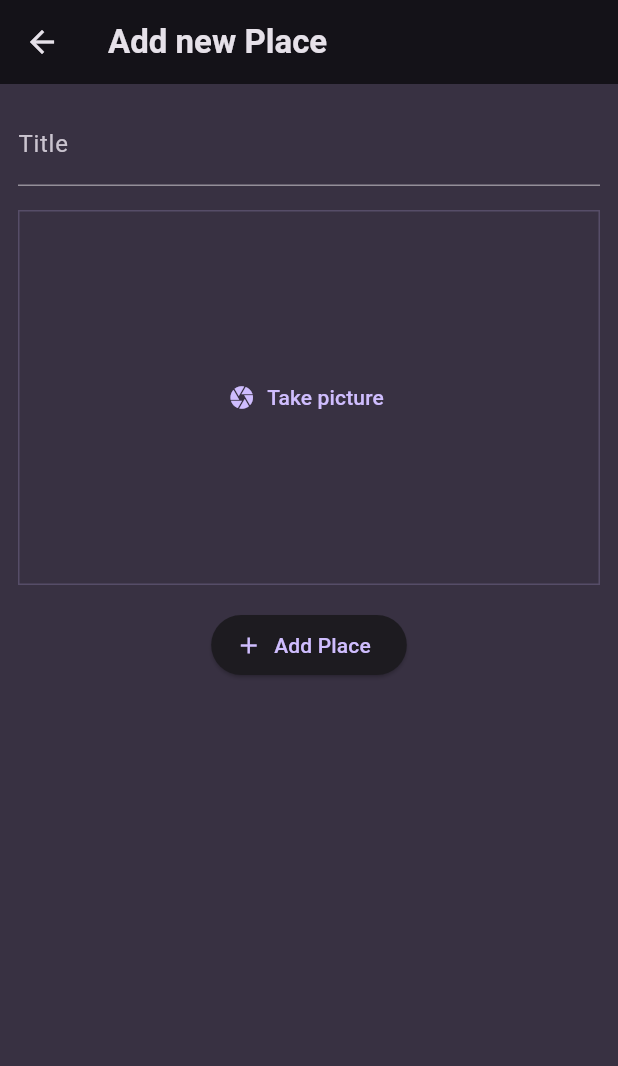
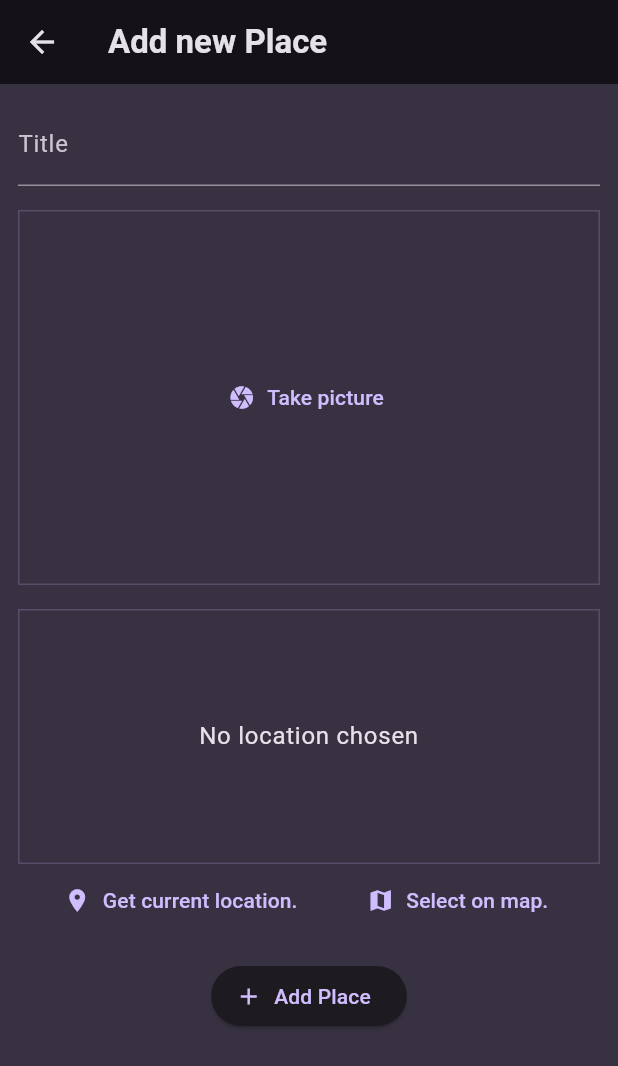
Before and after one commit to Andrei20035/Favorite_places--Flutter-app, a Flutter app: the AddPlaceScreen screen opened directly, on a phone screen of 412 x 824 dp. Shown: the top 1066 px of the screen. Run offline on Flutter 3.47's test engine with Material 3 defaults, Android fonts, the phone set to English and light mode, and no system bars; our stand-ins replace flutter_riverpod, google_fonts, google_maps_flutter, image_picker, location.

Commit message:
Added Google Maps location picking option.

```diff
--- a/lib/models/place.dart
+++ b/lib/models/place.dart
@@ -1,10 +1,29 @@
 import 'package:uuid/uuid.dart';
+import 'dart:io';
 
 const uuid = Uuid();
 
+class PlaceLocation {
+  const PlaceLocation({
+    required this.latitude,
+    required this.longitude,
+    required this.address,
+  });
+
+  final double latitude;
+  final double longitude;
+  final String address;
+}
+
 class Place {
-  Place({required this.title}) : id = uuid.v4();
+  Place({
+    required this.title,
+    required this.image,
+    required this.location,
+  }) : id = uuid.v4();
 
   final String id;
   final String title;
+  final File image;
+  final PlaceLocation location;
 }
--- a/lib/providers/user_places.dart
+++ b/lib/providers/user_places.dart
@@ -1,11 +1,13 @@
 import 'package:favorite_places/models/place.dart';
 import 'package:flutter_riverpod/flutter_riverpod.dart';
+
+import 'dart:io';
 
 class UserPlacesNotifier extends StateNotifier<List<Place>> {
   UserPlacesNotifier() : super(const []);
 
-  void addPlace(String title) {
-    final newPlace = Place(title: title);
+  void addPlace(String title, File image, PlaceLocation location) {
+    final newPlace = Place(title: title, image: image, location: location);
     state = [newPlace, ...state];
   }
 }
--- a/lib/screens/add_place.dart
+++ b/lib/screens/add_place.dart
@@ -1,7 +1,12 @@
+import 'package:favorite_places/models/place.dart';
 import 'package:favorite_places/providers/user_places.dart';
 import 'package:favorite_places/widgets/image_input.dart';
+import 'package:favorite_places/widgets/location_input.dart';
 import 'package:flutter/material.dart';
 import 'package:flutter_riverpod/flutter_riverpod.dart';
+import 'dart:io';
+
+import 'package:location/location.dart';
 
 class AddPlaceScreen extends ConsumerStatefulWidget {
   const AddPlaceScreen({super.key});
@@ -14,15 +19,21 @@ class AddPlaceScreen extends ConsumerStatefulWidget {
 
 class _AddPlaceScreenState extends ConsumerState<AddPlaceScreen> {
   final _titleController = TextEditingController();
+  File? _selectedImage;
+  PlaceLocation? _selectedLocation;
 
   void _savePlace() {
     final enteredTitle = _titleController.text;
 
-    if (enteredTitle.isEmpty) {
+    if (enteredTitle.isEmpty ||
+        _selectedImage == null ||
+        _selectedLocation == null) {
       return;
     }
 
-    ref.read(userPlacesProvider.notifier).addPlace(enteredTitle);
+    ref
+        .read(userPlacesProvider.notifier)
+        .addPlace(enteredTitle, _selectedImage!, _selectedLocation!);
 
     Navigator.of(context).pop();
   }
@@ -51,7 +62,17 @@ class _AddPlaceScreenState extends ConsumerState<AddPlaceScreen> {
               ),
             ),
             const SizedBox(height: 16),
-            const ImageInput(),
+            ImageInput(
+              onPickImage: (image) {
+                _selectedImage = image;
+              },
+            ),
+            const SizedBox(height: 16),
+            LocationInput(
+              onSelectLocation: (location) {
+                _selectedLocation = location;
+              },
+            ),
             const SizedBox(height: 16),
             ElevatedButton.icon(
               onPressed: _savePlace,
--- a/lib/widgets/image_input.dart
+++ b/lib/widgets/image_input.dart
@@ -4,7 +4,9 @@ import 'package:image_picker/image_picker.dart';
 import 'dart:io';
 
 class ImageInput extends StatefulWidget {
-  const ImageInput({super.key});
+  const ImageInput({super.key, required this.onPickImage});
+
+  final void Function(File image) onPickImage;
 
   @override
   State<StatefulWidget> createState() {
@@ -19,7 +21,7 @@ class _ImageInputState extends State<ImageInput> {
     final imagePicker = ImagePicker();
     final pickedImage = await imagePicker.pickImage(
       source: ImageSource.camera,
-      maxWidth: 600,
+      maxWidth: 1000,
     );
 
     if (pickedImage == null) {
@@ -28,6 +30,8 @@ class _ImageInputState extends State<ImageInput> {
     setState(() {
       _selectedImage = File(pickedImage.path);
     });
+
+    widget.onPickImage(_selectedImage!);
   }
 
   @override
--- /dev/null
+++ b/lib/widgets/location_input.dart
@@ -0,0 +1,161 @@
+import 'dart:convert';
+
+import 'package:favorite_places/models/place.dart';
+import 'package:favorite_places/screens/map.dart';
+import 'package:flutter/material.dart';
+import 'package:google_maps_flutter/google_maps_flutter.dart';
+import 'package:location/location.dart';
+import 'package:http/http.dart' as http;
+
+class LocationInput extends StatefulWidget {
+  const LocationInput({super.key, required this.onSelectLocation});
+
+  final void Function(PlaceLocation location) onSelectLocation;
+
+  @override
+  State<LocationInput> createState() {
+    return _LocationInputState();
+  }
+}
+
+class _LocationInputState extends State<LocationInput> {
+  PlaceLocation? _pickedLocation;
+  var _isGettingLocation = false;
+
+  String get locationImage {
+    if (_pickedLocation == null) {
+      return '';
+    }
+
+    final lat = _pickedLocation!.latitude;
+    final lng = _pickedLocation!.longitude;
+    return 'https://maps.googleapis.com/maps/api/staticmap?center=$lat,$lng&zoom=16&size=600x300&maptype=roadmap&markers=color:red%7Clabel:A%7C$lat,$lng&key=AIzaSyAACM9MaeHpdlnHBKtkY3uPYyrKelUPRF4';
+  }
+
+  Future<void> _savePlace(double latitude, double longitude) async {
+    final url = Uri.parse(
+        'https://maps.googleapis.com/maps/api/geocode/json?latlng=$latitude,$longitude&key=AIzaSyAACM9MaeHpdlnHBKtkY3uPYyrKelUPRF4');
+    final response = await http.get(url);
+    final resData = json.decode(response.body);
+    final address = resData['results'][0]['formatted_address'];
+
+    setState(() {
+      _pickedLocation = PlaceLocation(
+        latitude: latitude,
+        longitude: longitude,
+        address: address,
+      );
+      _isGettingLocation = false;
+    });
+
+    widget.onSelectLocation(_pickedLocation!);
+  }
+
+  void _getCurrentLocation() async {
+    Location location = Location();
+
+    bool serviceEnabled;
+    PermissionStatus permissionGranted;
+    LocationData locationData;
+
+    serviceEnabled = await location.serviceEnabled();
+    if (!serviceEnabled) {
+      serviceEnabled = await location.requestService();
+      if (!serviceEnabled) {
+        return;
+      }
+    }
+
+    permissionGranted = await location.hasPermission();
+    if (permissionGranted == PermissionStatus.denied) {
+      permissionGranted = await location.requestPermission();
+      if (permissionGranted != PermissionStatus.granted) {
+        return;
+      }
+    }
+
+    setState(() {
+      _isGettingLocation = true;
+    });
+
+    locationData = await location.getLocation();
+    final lat = locationData.latitude;
+    final lng = locationData.longitude;
+
+    if (lat == null || lng == null) {
+      return;
+    }
+
+    _savePlace(lat, lng);
+  }
+
+  void _selectOnMap() async {
+    final pickedLocation = await Navigator.of(context).push<LatLng>(
+      MaterialPageRoute(
+        builder: (ctx) => const MapScreen(),
+      ),
+    );
+
+    if (pickedLocation == null) {
+      return;
+    }
+
+    _savePlace(pickedLocation.latitude, pickedLocation.longitude);
+  }
+
+  @override
+  Widget build(BuildContext context) {
+    Widget previewContent = Text(
+      'No location chosen',
+      textAlign: TextAlign.center,
+      style: Theme.of(context).textTheme.bodyLarge!.copyWith(
+            color: Theme.of(context).colorScheme.onBackground,
+          ),
+    );
+
+    if (_pickedLocation != null) {
+      previewContent = Image.network(
+        locationImage,
+        fit: BoxFit.cover,
+        width: double.infinity,
+        height: double.infinity,
+      );
+    }
+
+    if (_isGettingLocation) {
+      previewContent = const CircularProgressIndicator();
+    }
+
+    return Column(
+      children: [
+        Container(
+          height: 170,
+          width: double.infinity,
+          alignment: Alignment.center,
+          decoration: BoxDecoration(
+            border: Border.all(
+              width: 1,
+              color: Theme.of(context).colorScheme.primary.withOpacity(0.2),
+            ),
+          ),
+          child: previewContent,
+        ),
+        Row(
+          mainAxisAlignment: MainAxisAlignment.spaceEvenly,
+          children: [
+            TextButton.icon(
+              onPressed: _getCurrentLocation,
+              icon: const Icon(Icons.location_on),
+              label: const Text('Get current location.'),
+            ),
+            TextButton.icon(
+              onPressed: _selectOnMap,
+              icon: const Icon(Icons.map),
+              label: const Text('Select on map.'),
+            ),
+          ],
+        ),
+      ],
+    );
+  }
+}
--- a/pubspec.yaml
+++ b/pubspec.yaml
@@ -39,6 +39,9 @@ dependencies:
   flutter_riverpod: ^2.5.1
   uuid: ^4.4.0
   image_picker: ^1.0.8
+  location: ^6.0.1
+  http: ^1.2.1
+  google_maps_flutter: ^2.6.0
 
 dev_dependencies:
   flutter_test:
```
Also changed, not shown: lib/screens/map.dart (added, +70 -0 lines), lib/screens/place_detail.dart (+66 -7 lines), lib/screens/places.dart (+5 -2 lines), lib/widgets/places_list.dart (+10 -0 lines), pubspec.lock, 5 other files.
